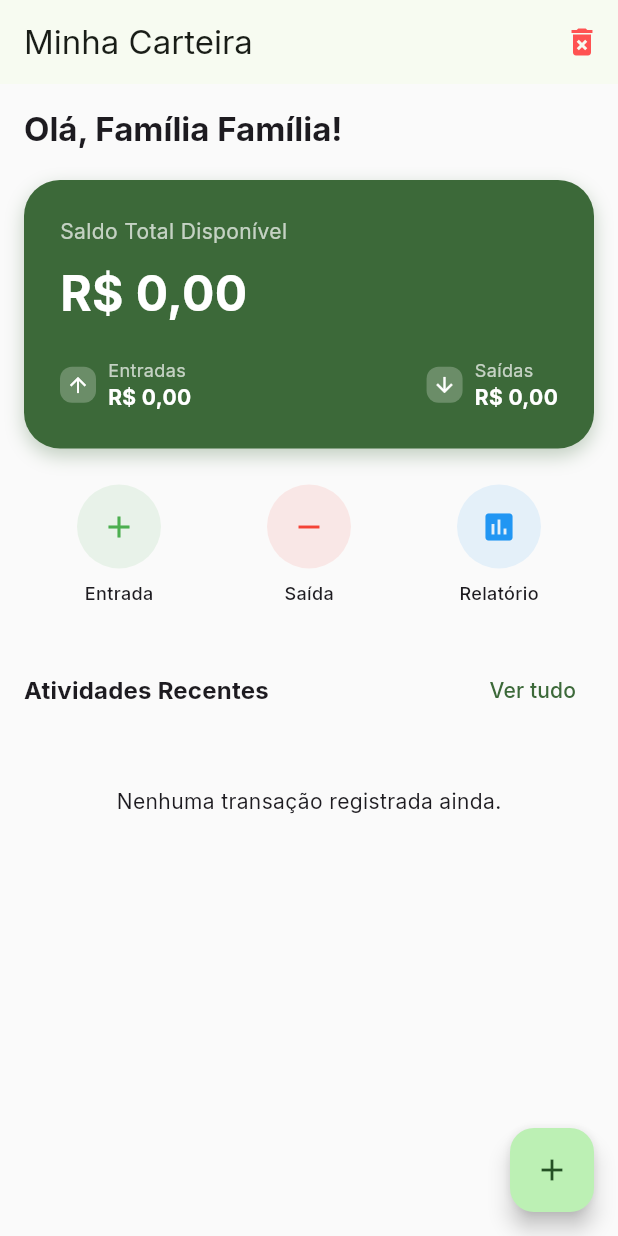
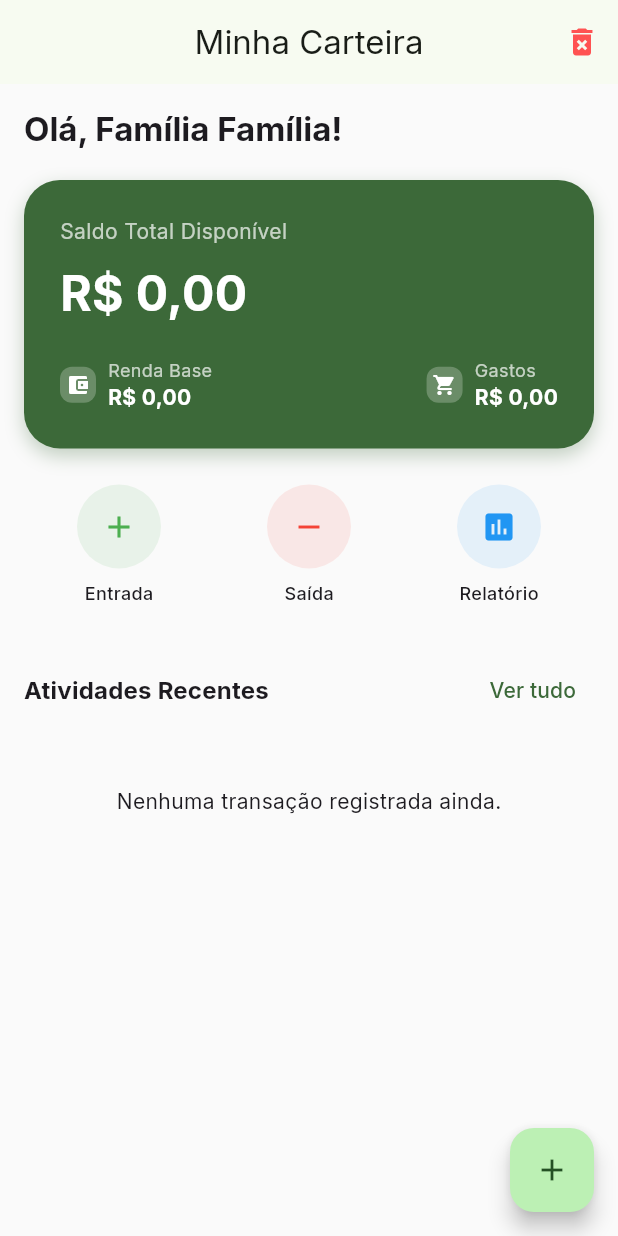
Before and after one commit to Marcos-Lopes117/Carteira_familiar, a Flutter app: the HomeScreen screen opened directly, on a phone screen of 412 x 824 dp. Run offline on Flutter 3.47's test engine with Material 3 defaults, Android fonts, the phone set to English and light mode, and no system bars; our stand-ins replace drift, flutter_riverpod, google_fonts; accounts and stored records are empty; generated files the repository leaves out were written again.

Commit message:
vinculando o saldo a página home

```diff
--- a/lib/ui/home/home_screen.dart
+++ b/lib/ui/home/home_screen.dart
@@ -1,12 +1,17 @@
 import 'package:flutter/material.dart';
 import 'package:flutter_riverpod/flutter_riverpod.dart';
+import 'package:intl/intl.dart';
 import '../../data/repositories/profile_repository.dart';
-import '../onboarding/onboarding_screen.dart'; // Import necessário para voltar
+import '../onboarding/onboarding_screen.dart';
 
 class HomeScreen extends ConsumerWidget {
   const HomeScreen({super.key});
 
-  // Função para confirmar a exclusão
+  // Formatador de moeda brasileiro (Ex: 5.000,00)
+  String _formatCurrency(double value) {
+    return NumberFormat.currency(locale: 'pt_BR', symbol: 'R\$').format(value);
+  }
+
   void _confirmDelete(BuildContext context, WidgetRef ref) {
     showDialog(
       context: context,
@@ -14,15 +19,11 @@ class HomeScreen extends ConsumerWidget {
         title: const Text('Resetar Dados?'),
         content: const Text('Isso apagará permanentemente seu perfil e todos os seus gastos registrados.'),
         actions: [
-          TextButton(
-            onPressed: () => Navigator.pop(context),
-            child: const Text('Cancelar'),
-          ),
+          TextButton(onPressed: () => Navigator.pop(context), child: const Text('Cancelar')),
           TextButton(
             onPressed: () async {
               await ref.read(profileRepositoryProvider).deleteAllData();
               if (context.mounted) {
-                // Remove todas as telas e volta para o Onboarding
                 Navigator.of(context).pushAndRemoveUntil(
                   MaterialPageRoute(builder: (_) => const OnboardingScreen()),
                   (route) => false,
@@ -44,35 +45,40 @@ class HomeScreen extends ConsumerWidget {
       backgroundColor: Colors.grey[50],
       appBar: AppBar(
         title: const Text('Minha Carteira'),
-        centerTitle: false,
         actions: [
-
           IconButton(
             onPressed: () => _confirmDelete(context, ref),
             icon: const Icon(Icons.delete_forever, color: Colors.redAccent),
-            tooltip: 'Resetar Aplicativo',
           ),
         ],
       ),
-      body: SingleChildScrollView(
+      body: FutureBuilder(
+        future: profileRepo.getProfile(),
+        builder: (context, snapshot) {
+          if (snapshot.connectionState == ConnectionState.waiting) {
+            return const Center(child: CircularProgressIndicator());
+          }
+
+          final profile = snapshot.data;
+          final name = profile?.name ?? 'Família';
+          final income = profile?.monthlyIncome ?? 0.0;
+
+          return SingleChildScrollView(
             padding: const EdgeInsets.all(16.0),
             child: Column(
               crossAxisAlignment: CrossAxisAlignment.start,
               children: [
-            FutureBuilder(
-              future: profileRepo.getProfile(),
-              builder: (context, snapshot) {
-                final name = snapshot.data?.name ?? 'Família';
-                return Text(
+                Text(
                   'Olá, Família $name!',
                   style: Theme.of(context).textTheme.titleLarge?.copyWith(
                         fontWeight: FontWeight.bold,
                       ),
-                );
-              },
                 ),
                 const SizedBox(height: 20),
-            _buildBalanceCard(context),
+
+                // Passamos a renda para o Card
+                _buildBalanceCard(context, income),
+
                 const SizedBox(height: 24),
                 Row(
                   mainAxisAlignment: MainAxisAlignment.spaceAround,
@@ -83,13 +89,11 @@ class HomeScreen extends ConsumerWidget {
                   ],
                 ),
                 const SizedBox(height: 32),
+                // ... resto da UI (Atividades Recentes) permanece igual
                 Row(
                   mainAxisAlignment: MainAxisAlignment.spaceBetween,
                   children: [
-                Text(
-                  'Atividades Recentes',
-                  style: Theme.of(context).textTheme.titleMedium?.copyWith(fontWeight: FontWeight.bold),
-                ),
+                    Text('Atividades Recentes', style: Theme.of(context).textTheme.titleMedium?.copyWith(fontWeight: FontWeight.bold)),
                     TextButton(onPressed: () {}, child: const Text('Ver tudo')),
                   ],
                 ),
@@ -101,6 +105,8 @@ class HomeScreen extends ConsumerWidget {
                 ),
               ],
             ),
+          );
+        },
       ),
       floatingActionButton: FloatingActionButton(
         onPressed: () {},
@@ -109,7 +115,7 @@ class HomeScreen extends ConsumerWidget {
     );
   }
 
-  Widget _buildBalanceCard(BuildContext context) {
+  Widget _buildBalanceCard(BuildContext context, double totalBalance) {
     return Container(
       width: double.infinity,
       padding: const EdgeInsets.all(24),
@@ -129,16 +135,16 @@ class HomeScreen extends ConsumerWidget {
         children: [
           const Text('Saldo Total Disponível', style: TextStyle(color: Colors.white70, fontSize: 14)),
           const SizedBox(height: 8),
-          const Text(
-            'R\$ 0,00',
-            style: TextStyle(color: Colors.white, fontSize: 32, fontWeight: FontWeight.bold),
+          Text(
+            _formatCurrency(totalBalance), // EXIBE A RENDA REAL
+            style: const TextStyle(color: Colors.white, fontSize: 32, fontWeight: FontWeight.bold),
           ),
           const SizedBox(height: 20),
           Row(
             mainAxisAlignment: MainAxisAlignment.spaceBetween,
             children: [
-              _buildIncomeExpenseInfo('Entradas', 'R\$ 0,00', Icons.arrow_upward),
-              _buildIncomeExpenseInfo('Saídas', 'R\$ 0,00', Icons.arrow_downward),
+              _buildIncomeExpenseInfo('Renda Base', _formatCurrency(totalBalance), Icons.account_balance_wallet),
+              _buildIncomeExpenseInfo('Gastos', 'R\$ 0,00', Icons.shopping_cart),
             ],
           )
         ],
@@ -146,6 +152,7 @@ class HomeScreen extends ConsumerWidget {
     );
   }
 
+  // Widgets auxiliares (_buildIncomeExpenseInfo e _buildQuickAction) continuam aqui...
   Widget _buildIncomeExpenseInfo(String label, String value, IconData icon) {
     return Row(
       children: [
```
Lines whose indentation alone changed are shown as unchanged.
